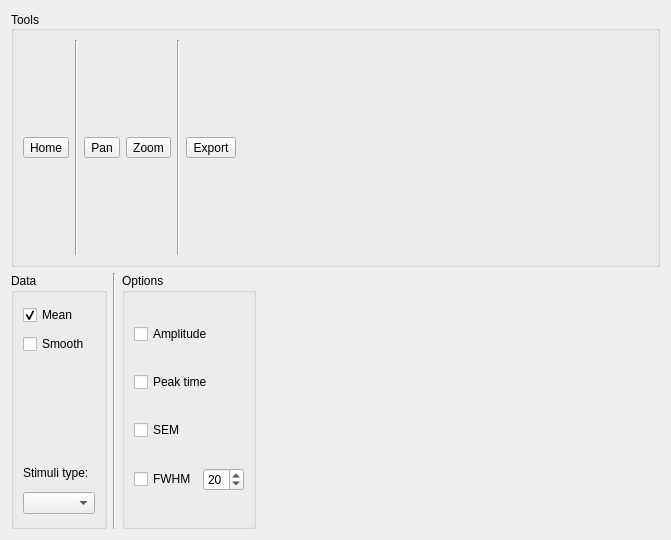
Old version of the form src/ui/custom_plot.ui in the repository pfechd/jabe.
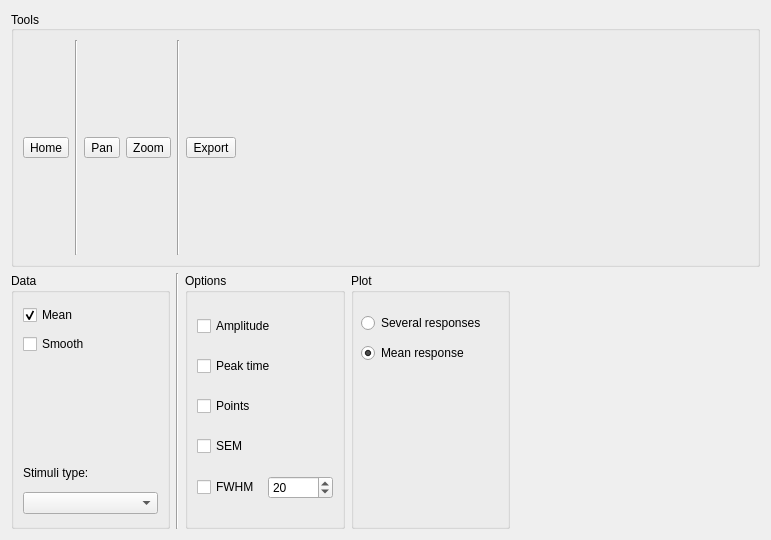
New version of the form.

Commit message: Add functionality to plot several

```diff
--- a/src/ui/custom_plot.ui
+++ b/src/ui/custom_plot.ui
@@ -9,7 +9,7 @@
    <rect>
     <x>0</x>
     <y>0</y>
-    <width>671</width>
+    <width>771</width>
     <height>540</height>
    </rect>
   </property>
@@ -193,6 +193,16 @@
           </property>
          </widget>
         </item>
+        <item>
+         <widget class="QCheckBox" name="checkBox_points">
+          <property name="enabled">
+           <bool>true</bool>
+          </property>
+          <property name="text">
+           <string>Points</string>
+          </property>
+         </widget>
+        </item>
         <item>
          <widget class="QCheckBox" name="checkBox_sem">
           <property name="text">
@@ -236,14 +246,65 @@
        </layout>
       </widget>
      </item>
+     <item>
+      <widget class="QGroupBox" name="groupBox_4">
+       <property name="minimumSize">
+        <size>
+         <width>150</width>
+         <height>0</height>
+        </size>
+       </property>
+       <property name="title">
+        <string>Plot</string>
+       </property>
+       <widget class="QRadioButton" name="radioButton">
+        <property name="geometry">
+         <rect>
+          <x>10</x>
+          <y>40</y>
+          <width>141</width>
+          <height>20</height>
+         </rect>
+        </property>
+        <property name="text">
+         <string>Several responses</string>
+        </property>
+       </widget>
+       <widget class="QRadioButton" name="radioButton_2">
+        <property name="enabled">
+         <bool>true</bool>
+        </property>
+        <property name="geometry">
+         <rect>
+          <x>10</x>
+          <y>70</y>
+          <width>131</width>
+          <height>20</height>
+         </rect>
+        </property>
+        <property name="autoFillBackground">
+         <bool>false</bool>
+        </property>
+        <property name="text">
+         <string>Mean response</string>
+        </property>
+        <property name="checked">
+         <bool>true</bool>
+        </property>
+       </widget>
+      </widget>
+     </item>
      <item>
       <spacer name="horizontalSpacer">
        <property name="orientation">
         <enum>Qt::Horizontal</enum>
        </property>
+       <property name="sizeType">
+        <enum>QSizePolicy::Maximum</enum>
+       </property>
        <property name="sizeHint" stdset="0">
         <size>
-         <width>40</width>
+         <width>250</width>
          <height>20</height>
         </size>
        </property>
```
The commit also changes 2 other files.
